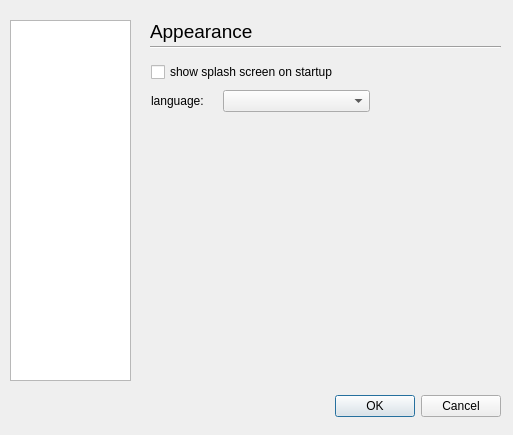
First picture: the form in juicer/src/qajoptionsdialogbase.ui, repository applejuicenetz/gui-juicer, before the edit.
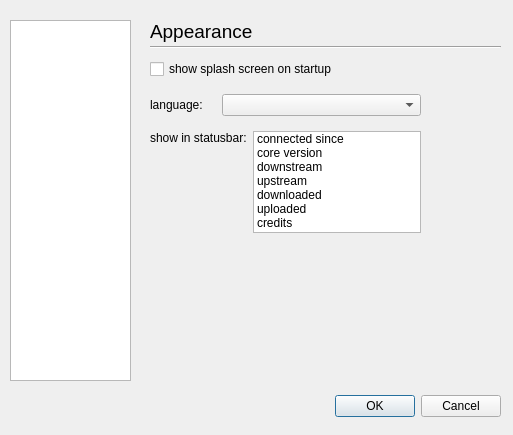
Second picture: the form after the edit. The open tabs and pages were chosen to show the change.

Commit message: - statusbar customizeable + icons - own iconwidget class for icons next to text

The edit to the form file:
```diff
--- a/juicer/src/qajoptionsdialogbase.ui
+++ b/juicer/src/qajoptionsdialogbase.ui
@@ -445,10 +445,10 @@
     <widget class="QWidget" name="layoutWidget" >
      <property name="geometry" >
       <rect>
-       <x>11</x>
-       <y>51</y>
-       <width>219</width>
-       <height>54</height>
+       <x>10</x>
+       <y>50</y>
+       <width>271</width>
+       <height>174</height>
       </rect>
      </property>
      <layout class="QVBoxLayout" >
@@ -456,7 +456,7 @@
        <number>0</number>
       </property>
       <property name="spacing" >
-       <number>6</number>
+       <number>15</number>
       </property>
       <item>
        <widget class="QCheckBox" name="showSplash" >
@@ -491,6 +491,68 @@
         </item>
        </layout>
       </item>
+      <item>
+       <layout class="QHBoxLayout" >
+        <property name="margin" >
+         <number>0</number>
+        </property>
+        <property name="spacing" >
+         <number>6</number>
+        </property>
+        <item>
+         <widget class="QLabel" name="label_31" >
+          <property name="text" >
+           <string>show in statusbar:</string>
+          </property>
+          <property name="alignment" >
+           <set>Qt::AlignLeading|Qt::AlignLeft|Qt::AlignTop</set>
+          </property>
+         </widget>
+        </item>
+        <item>
+         <widget class="QListWidget" name="statusbarList" >
+          <property name="selectionMode" >
+           <enum>QAbstractItemView::MultiSelection</enum>
+          </property>
+          <item>
+           <property name="text" >
+            <string>connected since</string>
+           </property>
+          </item>
+          <item>
+           <property name="text" >
+            <string>core version</string>
+           </property>
+          </item>
+          <item>
+           <property name="text" >
+            <string>downstream</string>
+           </property>
+          </item>
+          <item>
+           <property name="text" >
+            <string>upstream</string>
+           </property>
+          </item>
+          <item>
+           <property name="text" >
+            <string>downloaded</string>
+           </property>
+          </item>
+          <item>
+           <property name="text" >
+            <string>uploaded</string>
+           </property>
+          </item>
+          <item>
+           <property name="text" >
+            <string>credits</string>
+           </property>
+          </item>
+         </widget>
+        </item>
+       </layout>
+      </item>
      </layout>
     </widget>
     <widget class="QLabel" name="label_26" >
```
Left out of the diff: 36 changed lines with no effect on the pictures. The commit also changes 16 other files.
